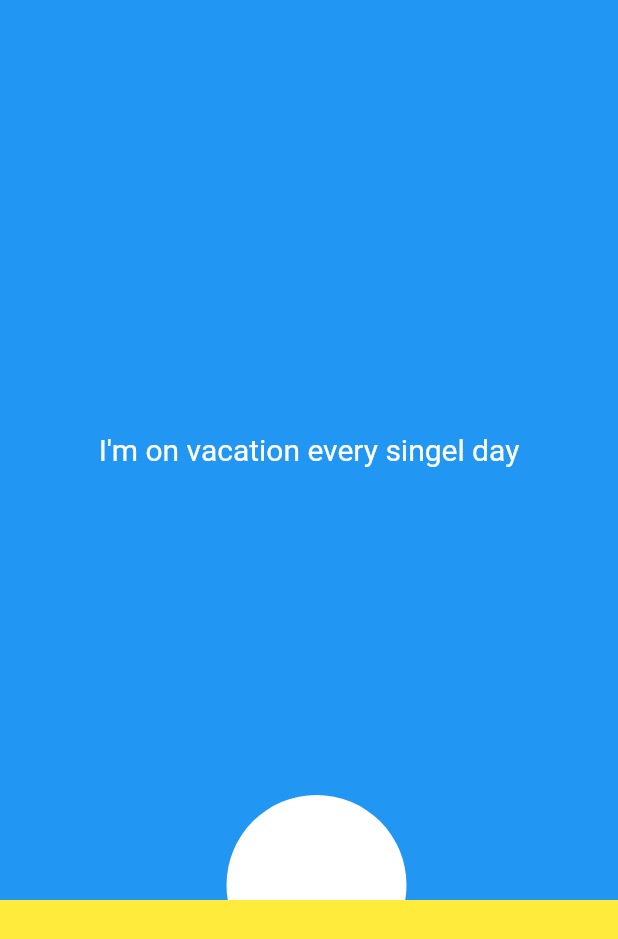
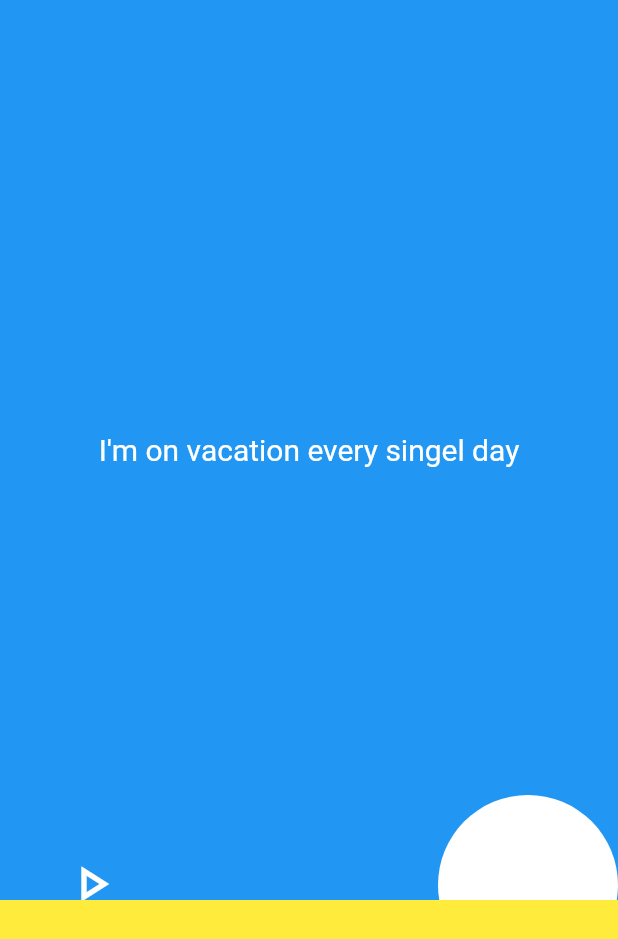
Before and after one commit to shahinurrahamanrajib/untitled1, a Flutter app: the screen it shows after launch, on a phone screen of 412 x 824 dp. Shown: the top 939 px of the screen. Run offline on Flutter 3.47's test engine with Material 2 defaults, Android fonts, the phone set to English and light mode, and no system bars; our stand-ins replace liquid_swipe.

```diff
--- a/lib/callscreen.dart
+++ b/lib/callscreen.dart
@@ -21,10 +21,19 @@ class CallScreen extends StatelessWidget {
           Positioned(
             bottom: -50,
             right: 0,
-            left: 10,
+
             child: CircleAvatar(
               radius: 60,
               backgroundColor: Colors.white,
+            ),
+          ),
+          Positioned(
+            bottom: -50,
+            // left: 119,
+            child: CircleAvatar(
+              child: Icon(Icons.play_arrow_outlined,color: Colors.white,size: 40,),
+              radius: 61,
+              backgroundColor: Colors.blue,
             ),
           ),
         ],
```
